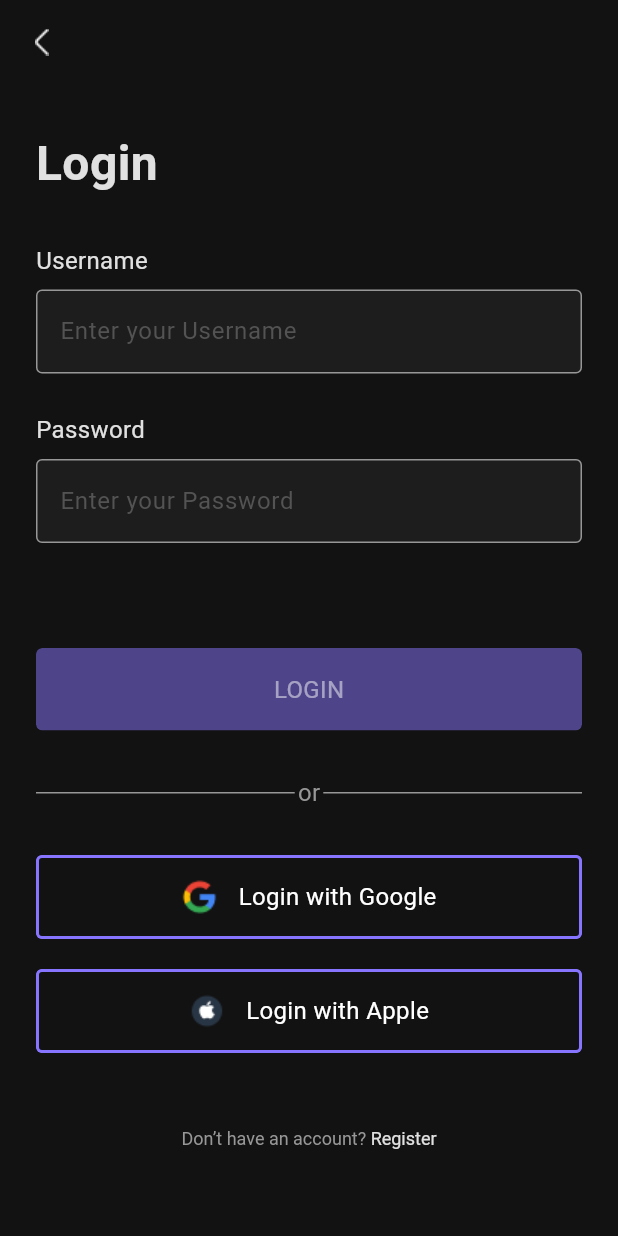
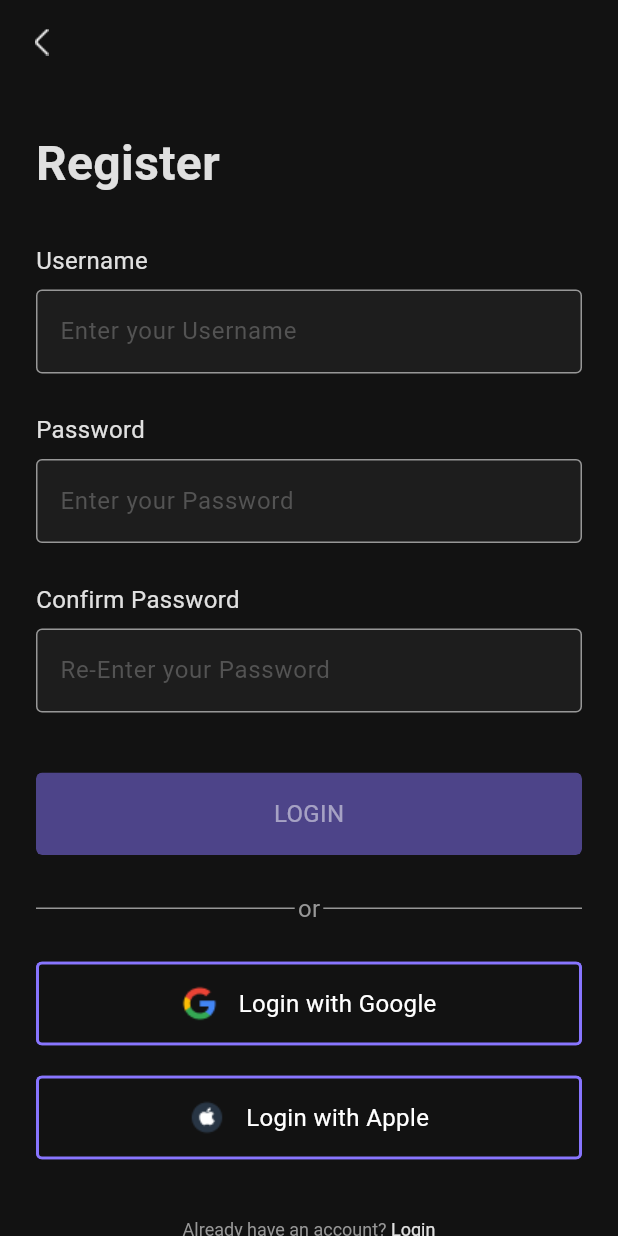
Before and after one commit to DargaHasanBasri/want_to_do, a Flutter app: the screen it shows after launch, on a phone screen of 412 x 824 dp. Run offline on Flutter 3.47's test engine with Material 3 defaults, Android fonts, the phone set to English and light mode, and no system bars; our stand-ins replace fluttertoast.

Commit message:
Create register page and Update showToastMessage

```diff
--- a/lib/base/base_stateful_state.dart
+++ b/lib/base/base_stateful_state.dart
@@ -17,7 +17,7 @@ abstract class BaseStatefulState<T extends StatefulWidget> extends State<T> {
       positionedToastBuilder: (context, child) {
         return Positioned(
           child: child,
-          top: 34,
+          top: 50,
           left: 20,
           right: 20,
         );
@@ -39,7 +39,9 @@ abstract class BaseStatefulState<T extends StatefulWidget> extends State<T> {
           color: AppColors.white,
           fontSize: 16,
           fontWeight: FontWeight.w400,
+          overflow: TextOverflow.ellipsis,
         ),
+        textAlign: TextAlign.center,
       ),
     );
   }
--- a/lib/export.dart
+++ b/lib/export.dart
@@ -20,3 +20,6 @@ export 'package:want_to_do/ui/pages/welcome/welcome_view_model.dart';
 export 'package:want_to_do/ui/pages/onboarding/onboarding_page.dart';
 export 'package:want_to_do/ui/pages/login/login_page.dart';
 export 'package:fluttertoast/fluttertoast.dart';
+export 'package:want_to_do/ui/pages/register/register_page.dart';
+export 'package:want_to_do/ui/pages/register/register_view_model.dart';
+export 'package:want_to_do/ui/pages/register/register_provider.dart';
--- a/lib/main.dart
+++ b/lib/main.dart
@@ -22,7 +22,7 @@ class MyApp extends StatelessWidget {
         colorScheme: ColorScheme.fromSeed(seedColor: Colors.deepPurple),
         useMaterial3: true,
       ),
-      home: LoginProvider(),
+      home: RegisterProvider(),
     );
   }
 }
--- /dev/null
+++ b/lib/ui/pages/register/register_page.dart
@@ -0,0 +1,186 @@
+import 'package:want_to_do/export.dart';
+
+class RegisterPage extends StatefulWidget {
+  const RegisterPage({super.key});
+
+  @override
+  State<RegisterPage> createState() => _RegisterPageState();
+}
+
+class _RegisterPageState extends BaseStatefulState<RegisterPage> {
+  final TextEditingController _controllerUserName = TextEditingController();
+  final TextEditingController _controllerPassword = TextEditingController();
+  final TextEditingController _controllerConfirmPassword =
+      TextEditingController();
+
+  @override
+  Widget build(BuildContext context) {
+    return Scaffold(
+      appBar: AppBar(
+        backgroundColor: AppColors.backgroundColor,
+        forceMaterialTransparency: true,
+        leading: IconButton(
+          padding: EdgeInsets.zero,
+          onPressed: () {},
+          icon: Image.asset(
+            'assets/ic_arrow_back.png',
+            color: AppColors.white,
+          ),
+        ),
+      ),
+      backgroundColor: AppColors.backgroundColor,
+      body: _buildBody(context),
+    );
+  }
+
+  Widget _buildBody(BuildContext context) {
+    final vm = context.watch<RegisterViewModel>();
+    return SingleChildScrollView(
+      child: SafeArea(
+        child: Padding(
+          padding: AppPaddings.pagePaddingHorizontal,
+          child: Column(
+            crossAxisAlignment: CrossAxisAlignment.start,
+            children: [
+              Padding(
+                padding: const EdgeInsets.symmetric(vertical: 30),
+                child: Text(
+                  'Register',
+                  style: TextStyle(
+                    color: AppColors.white.withOpacity(0.87),
+                    fontSize: 32,
+                    fontWeight: FontWeight.w700,
+                    overflow: TextOverflow.ellipsis,
+                  ),
+                  textAlign: TextAlign.center,
+                  maxLines: 2,
+                ),
+              ),
+              CustomTextFormField(
+                controller: _controllerUserName,
+                textFieldName: 'Username',
+                hintText: 'Enter your Username',
+                onChanged: (String text) {
+                  vm.usernameText = _controllerUserName.text;
+                },
+              ),
+              SizedBox(height: 26),
+              CustomTextFormField(
+                controller: _controllerPassword,
+                textFieldName: 'Password',
+                hintText: 'Enter your Password',
+                isHaveObscure: true,
+                onChanged: (String text) {
+                  vm.passwordText = _controllerPassword.text;
+                },
+              ),
+              SizedBox(height: 26),
+              CustomTextFormField(
+                controller: _controllerConfirmPassword,
+                textFieldName: 'Confirm Password',
+                hintText: 'Re-Enter your Password',
+                isHaveObscure: true,
+                onChanged: (String text) {
+                  vm.passwordConfirmText = _controllerConfirmPassword.text;
+                },
+              ),
+              SizedBox(height: 40),
+              CustomButton(
+                title: 'LOGIN',
+                onClick: () {
+                  vm.buttonIsActive()
+                      ? SizedBox()
+                      : showToastMessage(
+                          'Lütfen Boş Alan Bırakmayın ve Şifreleri Aynı Girin!!!!!!!!!!!!!!',
+                        );
+                },
+                backgroundColor: vm.buttonIsActive()
+                    ? AppColors.crocusPurple
+                    : AppColors.crocusPurple.withOpacity(0.5),
+                titleColor: vm.buttonIsActive()
+                    ? AppColors.white
+                    : AppColors.white.withOpacity(0.5),
+              ),
+              SizedBox(height: 24),
+              _orText(),
+              SizedBox(height: 24),
+              CustomButton(
+                title: 'Login with Google',
+                iconLogoAddress: 'ic_logo_google',
+                onClick: () {},
+                backgroundColor: AppColors.backgroundColor,
+                borderColor: AppColors.crocusPurple,
+              ),
+              SizedBox(height: 20),
+              CustomButton(
+                title: 'Login with Apple',
+                iconLogoAddress: 'ic_logo_apple',
+                onClick: () {},
+                backgroundColor: AppColors.backgroundColor,
+                borderColor: AppColors.crocusPurple,
+              ),
+              SizedBox(height: 40),
+              Center(
+                child: RichText(
+                  textAlign: TextAlign.center,
+                  text: TextSpan(
+                    text: 'Already have an account? ',
+                    style: TextStyle(
+                      color: AppColors.mountainMist,
+                      fontSize: 12,
+                      fontWeight: FontWeight.w400,
+                    ),
+                    children: [
+                      TextSpan(
+                        text: 'Login',
+                        style: TextStyle(
+                          color: AppColors.white.withOpacity(0.87),
+                          fontSize: 12,
+                          fontWeight: FontWeight.w400,
+                        ),
+                        recognizer: TapGestureRecognizer()..onTap = () {},
+                      ),
+                    ],
+                  ),
+                ),
+              ),
+              SizedBox(height: 20),
+            ],
+          ),
+        ),
+      ),
+    );
+  }
+
+  Widget _orText() {
+    return Row(
+      children: [
+        Expanded(
+          child: Container(
+            height: 1,
+            color: AppColors.mountainMist,
+          ),
+        ),
+        SizedBox(width: 2),
+        Text(
+          'or',
+          style: TextStyle(
+            color: AppColors.mountainMist,
+            fontSize: 16,
+            fontWeight: FontWeight.w400,
+            overflow: TextOverflow.ellipsis,
+          ),
+          textAlign: TextAlign.center,
+          maxLines: 2,
+        ),
+        SizedBox(width: 2),
+        Expanded(
+          child: Container(
+            height: 1,
+            color: AppColors.mountainMist,
+          ),
+        ),
+      ],
+    );
+  }
+}
--- /dev/null
+++ b/lib/ui/pages/register/register_provider.dart
@@ -0,0 +1,13 @@
+import 'package:want_to_do/export.dart';
+
+class RegisterProvider extends StatelessWidget {
+  const RegisterProvider({super.key});
+
+  @override
+  Widget build(BuildContext context) {
+    return ChangeNotifierProvider(
+      create: (context) => RegisterViewModel(),
+      child: const RegisterPage(),
+    );
+  }
+}
--- /dev/null
+++ b/lib/ui/pages/register/register_view_model.dart
@@ -0,0 +1,39 @@
+import 'package:want_to_do/base/base_view_model.dart';
+
+class RegisterViewModel extends BaseViewModel {
+  String _usernameText = '';
+  String _passwordText = '';
+  String _passwordConfirmText = '';
+
+  set usernameText(String value) {
+    _usernameText = value;
+    notifyListeners();
+  }
+
+  String get usernameText => _usernameText;
+
+  set passwordText(String value) {
+    _passwordText = value;
+    notifyListeners();
+  }
+
+  String get passwordText => _passwordText;
+
+  set passwordConfirmText(String value) {
+    _passwordConfirmText = value;
+    notifyListeners();
+  }
+
+  String get passwordConfirmText => _passwordConfirmText;
+
+  bool buttonIsActive() {
+    if (_usernameText.length >= 3 &&
+        _passwordText.length >= 6 &&
+        _passwordConfirmText.length >= 6 &&
+        _passwordText == _passwordConfirmText) {
+      return true;
+    } else {
+      return false;
+    }
+  }
+}
```
